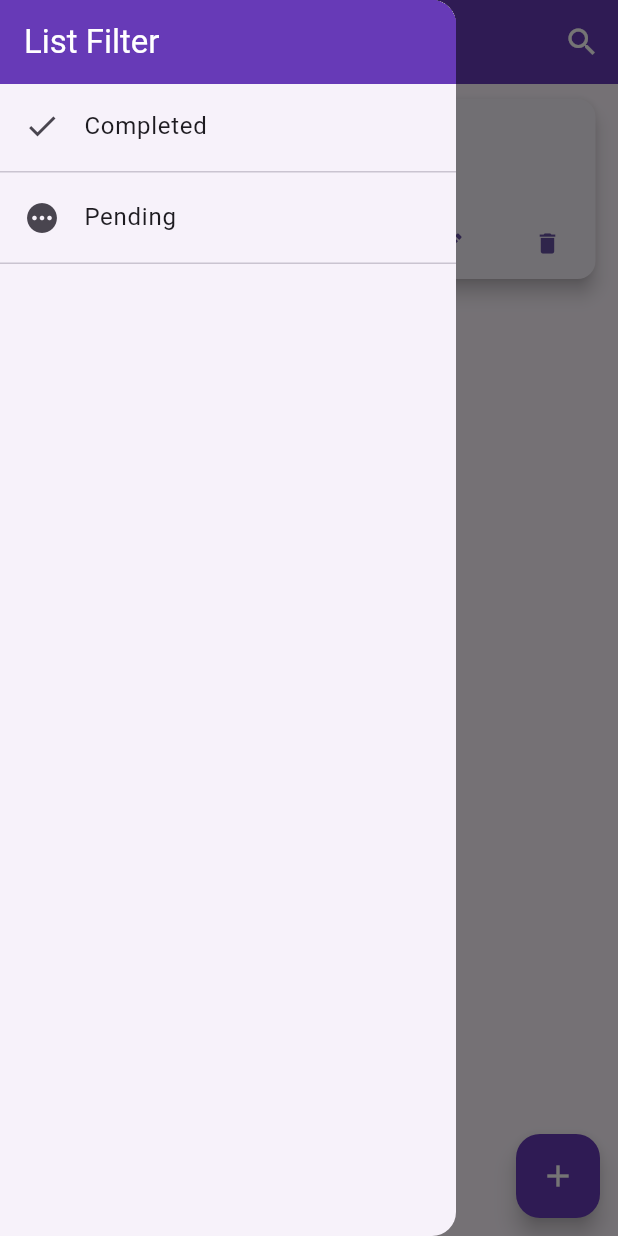
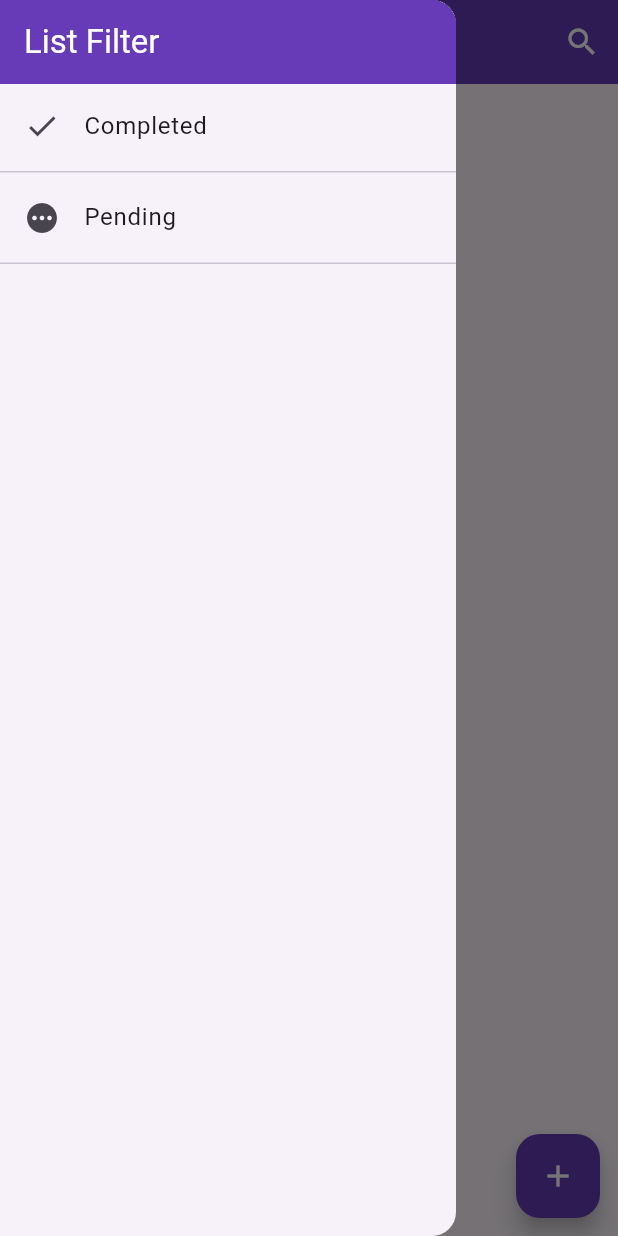
Before and after one commit to Rafa3666/daily_routine, a Flutter app: the screen it shows after launch, with the side drawer open, on a phone screen of 412 x 824 dp. Run offline on Flutter 3.47's test engine with Material 3 defaults, Android fonts, the phone set to English and light mode, and no system bars; our stand-ins replace get, sqflite; accounts and stored records are empty.

Commit message:
database on homeController

```diff
--- a/lib/app/models/checkBox_model.dart
+++ b/lib/app/models/checkBox_model.dart
@@ -1,7 +1,5 @@
 class CheckBoxModel {
+  CheckBoxModel({this.checked = false});
 
-  CheckBoxModel({required this.text, this.checked = false});
-
-  String text;
   bool checked;
 }
--- a/lib/app/models/labor_model.dart
+++ b/lib/app/models/labor_model.dart
@@ -1,9 +1,9 @@
 class Labor {
-  final int id;
+  final int? id;
   final String title;
   final String subtitle;
 
-  Labor({required this.id, required this.title, required this.subtitle});
+  Labor({this.id, required this.title, required this.subtitle});
 
   Labor.fromMap(Map<String, dynamic> item)
       : id = item["id"],
@@ -11,6 +11,6 @@ class Labor {
         subtitle = item["subtitle"];
 
   Map<String, Object> toMap() {
-    return {"id": id, "title": title, "subtitle": subtitle};
+    return {"title": title, "subtitle": subtitle};
   }
 }
--- a/lib/app/modules/home/views/home_view.dart
+++ b/lib/app/modules/home/views/home_view.dart
@@ -8,7 +8,7 @@ import '../controllers/home_controller.dart';
 class HomeView extends GetView<HomeController> {
   HomeView({super.key});
 
-  final CheckBoxModel checkBoxItem = CheckBoxModel(text: "Lavar o carro");
+  final CheckBoxModel checkBoxItem = CheckBoxModel();
 
   @override
   Widget build(BuildContext context) {
@@ -25,9 +25,18 @@ class HomeView extends GetView<HomeController> {
           backgroundColor: Colors.deepPurple,
           foregroundColor: Colors.white,
         ),
-        body: Column(
-          children: [
-            Card(
+        body: Obx(() {
+          if (controller.labor.isEmpty) {
+            return Center(
+              child: Text("Cabeça da minha pica"),
+            );
+          }
+          return ListView.builder(
+              itemCount: controller.labor.length,
+              itemBuilder: (context, index) {
+                final laborItem = controller.labor[index];
+
+                return Card(
                   elevation: 5,
                   margin: const EdgeInsets.symmetric(
                     horizontal: 15,
@@ -35,8 +44,7 @@ class HomeView extends GetView<HomeController> {
                   ),
                   child: Column(
                     children: <Widget>[
-                  Obx(() {
-                    return ListTile(
+                      ListTile(
                         leading: Checkbox(
                           value: controller.checkBoxValue.value,
                           onChanged: (bool? value) {
@@ -44,7 +52,7 @@ class HomeView extends GetView<HomeController> {
                           },
                         ),
                         title: Text(
-                        "Lavar o carro",
+                          laborItem.title,
                           style: TextStyle(
                             decoration: controller.checkBoxValue.value
                                 ? TextDecoration.lineThrough
@@ -52,15 +60,14 @@ class HomeView extends GetView<HomeController> {
                           ),
                         ),
                         subtitle: Text(
-                        "Limpeza geral no celta",
+                          laborItem.subtitle,
                           style: TextStyle(
                             decoration: controller.checkBoxValue.value
                                 ? TextDecoration.lineThrough
                                 : TextDecoration.none,
                           ),
                         ),
-                    );
-                  }),
+                      ),
                       Row(
                         mainAxisAlignment: MainAxisAlignment.end,
                         children: <Widget>[
@@ -73,12 +80,12 @@ class HomeView extends GetView<HomeController> {
                             child: Icon(Icons.delete),
                           ),
                         ],
-                  )
-                ],
-              ),
                       ),
                     ],
                   ),
+                );
+              });
+        }),
         drawer: Drawer(
           child: Column(
             children: [
@@ -136,9 +143,13 @@ class HomeView extends GetView<HomeController> {
                           height: 50,
                           child: TextField(
                             textAlign: TextAlign.start,
+                            onChanged: (value) {
+                              controller.title.value = value;
+                            },
                             decoration: InputDecoration(
                               border: OutlineInputBorder(
-                                  borderRadius: BorderRadius.circular(15)),
+                                borderRadius: BorderRadius.circular(15),
+                              ),
                               hintText: " - Digite o título de sua tarefa",
                               hintStyle: TextStyle(
                                 color: Colors.grey,
@@ -152,6 +163,9 @@ class HomeView extends GetView<HomeController> {
                           height: 50,
                           child: TextField(
                             textAlign: TextAlign.start,
+                            onChanged: (value) {
+                              controller.subtitle.value = value;
+                            },
                             decoration: InputDecoration(
                               border: OutlineInputBorder(
                                   borderRadius: BorderRadius.circular(15)),
@@ -176,7 +190,7 @@ class HomeView extends GetView<HomeController> {
                           height: 50,
                           child: TextButton(
                             onPressed: () {
-                              controller.save("LInguiã");
+                              controller.saveTask();
                             },
                             style: ButtonStyle(
                                 backgroundColor:
```
Also changed, not shown: lib/app/modules/home/controllers/home_controller.dart (+39 -2 lines). Lines whose indentation alone changed are shown as unchanged.
